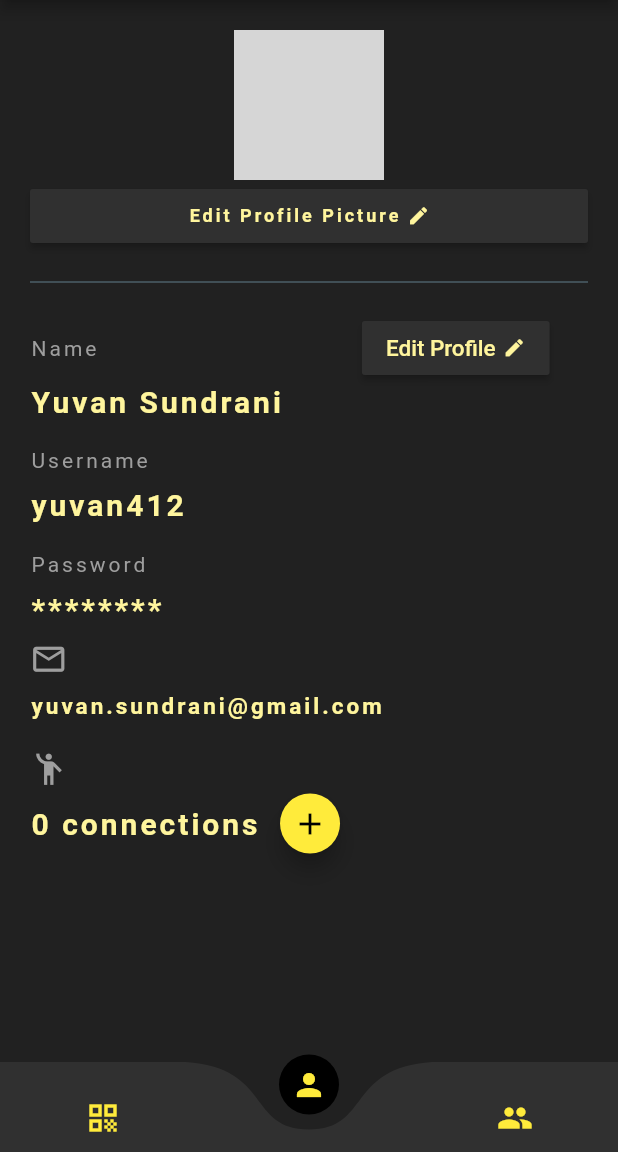
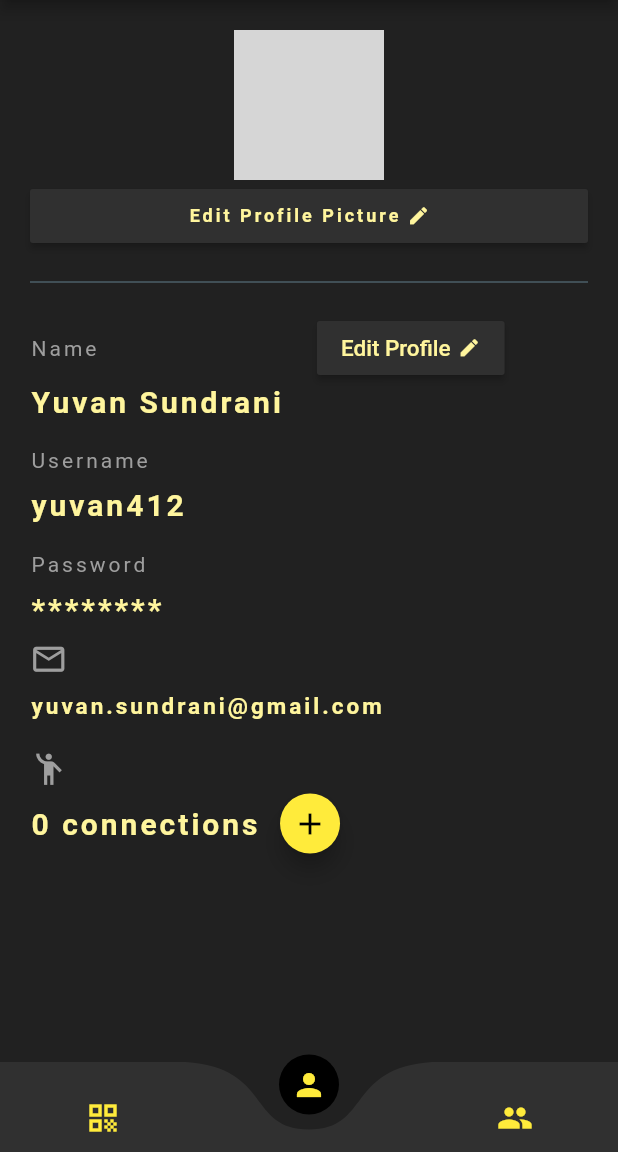
Before and after one commit to yuvansundrani/strippedSoshi, a Flutter app: the screen it shows after launch, on a phone screen of 412 x 824 dp, the part 84-1236 px from its top. Run offline on Flutter 3.47's test engine with Material 2 defaults, Android fonts, the phone set to English and light mode, and no system bars; drawn by our look-alikes of curved_navigation_bar; our stand-ins replace qr_flutter; missing offline and left inert: flutter_barcode_scanner; network calls fail; grey boxes are pictures that could not be loaded.

Commit message:
Shrunk sized box to prevent edit profile btn from overflowing

```diff
--- a/lib/screens/profileSettings.dart
+++ b/lib/screens/profileSettings.dart
@@ -64,7 +64,7 @@ class MyProfileScreenState extends State<MyProfileScreen> {
                     letterSpacing: 2,
                   ),
                 ),
-                SizedBox(width: 176),
+                SizedBox(width: 146),
                 RaisedButton(
                     color: Colors.grey[850],
                     onPressed: () {
```
